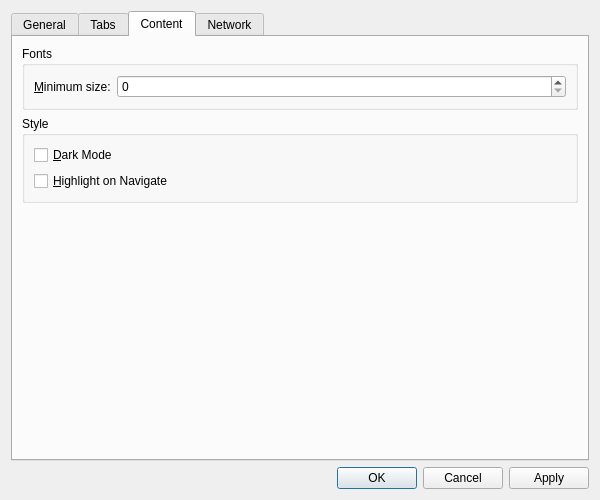
Above: src/libs/ui/settingsdialog.ui from zealdocs/zeal before the change. Below: the same form after it.
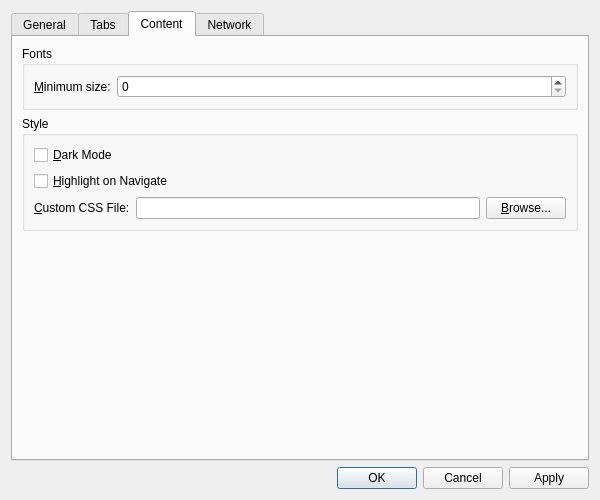
That is the form after the change. The open tabs and pages were chosen to show the change. Custom widgets are drawn as their Qt base class.

Commit message:
core,ui: Provide ability to set a custom style sheet file
Fixes #268.

```diff
--- a/src/libs/ui/settingsdialog.ui
+++ b/src/libs/ui/settingsdialog.ui
@@ -219,13 +219,41 @@
             </property>
            </widget>
           </item>
-          <item row="2" column="0">
+          <item row="2" column="0" colspan="2">
            <widget class="QCheckBox" name="highlightOnNavigateCheckBox">
             <property name="text">
              <string>&amp;Highlight on Navigate</string>
             </property>
            </widget>
           </item>
+          <item row="3" column="0" colspan="2">
+           <layout class="QHBoxLayout" name="horizontalLayout">
+            <item>
+             <widget class="QLabel" name="customCssFileLabel">
+              <property name="text">
+               <string>&amp;Custom CSS File:</string>
+              </property>
+              <property name="buddy">
+               <cstring>customCssFileEdit</cstring>
+              </property>
+             </widget>
+            </item>
+            <item>
+             <widget class="QLineEdit" name="customCssFileEdit">
+              <property name="clearButtonEnabled">
+               <bool>true</bool>
+              </property>
+             </widget>
+            </item>
+            <item>
+             <widget class="QPushButton" name="customCssFileBrowseButton">
+              <property name="text">
+               <string>&amp;Browse...</string>
+              </property>
+             </widget>
+            </item>
+           </layout>
+          </item>
          </layout>
         </widget>
        </item>
```
Left out of the diff: 16 changed lines with no effect on the pictures. The commit also changes 5 other files.
